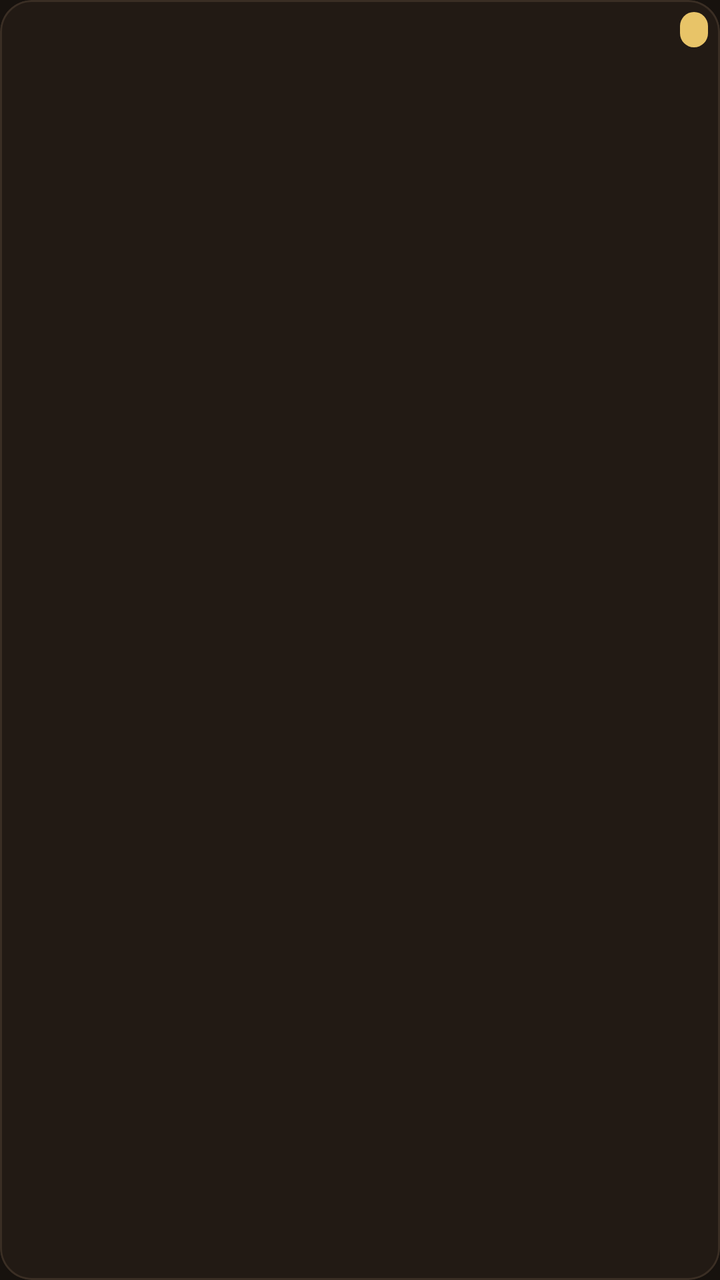
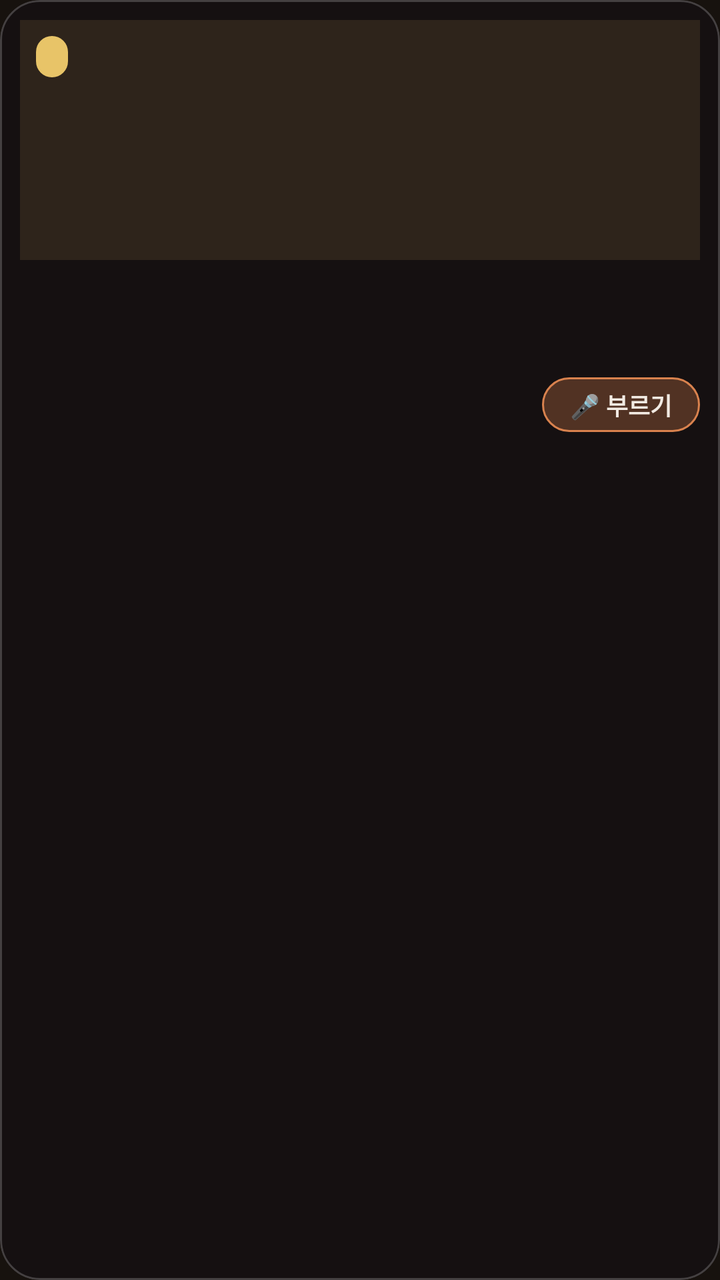

Screens rendered from an Android XML layout before and after an edit, with the pre-edit source and the edit as a unified diff.
<!-- AndroidManifest.xml: application theme Theme.Karaoke -->
<!-- res/layout/item_history_tile.xml -->
<?xml version="1.0" encoding="utf-8"?>
<com.google.android.material.card.MaterialCardView xmlns:android="http://schemas.android.com/apk/res/android"
    xmlns:app="http://schemas.android.com/apk/res-auto"
    android:layout_width="match_parent"
    android:layout_height="wrap_content"
    android:layout_margin="5dp"
    app:cardCornerRadius="16dp"
    app:cardElevation="0dp"
    app:cardBackgroundColor="@color/tj_panel"
    app:strokeColor="@color/tj_divider"
    app:strokeWidth="1dp">

    <LinearLayout
        android:layout_width="match_parent"
        android:layout_height="wrap_content"
        android:orientation="vertical">

        <FrameLayout
            android:layout_width="match_parent"
            android:layout_height="wrap_content">

            <ImageView
                android:id="@+id/tile_thumb"
                android:layout_width="match_parent"
                android:layout_height="wrap_content"
                android:adjustViewBounds="true"
                android:scaleType="centerCrop"
                android:background="@color/tj_panel_light"
                android:contentDescription="썸네일" />

            <TextView
                android:id="@+id/tile_score"
                android:layout_width="wrap_content"
                android:layout_height="wrap_content"
                android:layout_gravity="top|end"
                android:layout_margin="6dp"
                android:background="@drawable/bg_score_pill"
                android:paddingHorizontal="7dp"
                android:paddingVertical="2dp"
                android:textSize="10sp"
                android:textStyle="bold"
                android:textColor="@color/tj_bg_deep" />
        </FrameLayout>

        <TextView
            android:id="@+id/tile_title"
            android:layout_width="match_parent"
            android:layout_height="wrap_content"
            android:paddingHorizontal="10dp"
            android:paddingTop="8dp"
            android:paddingBottom="10dp"
            android:textSize="12sp"
            android:textStyle="bold"
            android:textColor="@color/tj_text_primary"
            android:maxLines="2"
            android:ellipsize="end" />
    </LinearLayout>
</com.google.android.material.card.MaterialCardView>
<!-- resources referenced by this layout -->
<resources>
  <color name="tj_bg_deep">#0E0A07</color>
  <color name="tj_divider">#3A2E24</color>
  <color name="tj_panel">#221A14</color>
  <color name="tj_panel_light">#2E241B</color>
  <color name="tj_text_primary">#F2EBE3</color>
  <!-- drawable bg_score_pill (drawable) -->
  <?xml version="1.0" encoding="utf-8"?>
  <shape xmlns:android="http://schemas.android.com/apk/res/android" android:shape="rectangle">
      <corners android:radius="10dp" />
      <solid android:color="@color/tj_gold" />
  </shape>
  <color name="tj_gold">#E8C468</color>
  <color name="tj_pink">#D9824E</color>
  <color name="tj_cyan">#E0B45A</color>
  <color name="tj_bg">#17120E</color>
  <color name="tj_text_secondary">#B0A392</color>
  <color name="tj_text_hint">#7A6E60</color>
  <style name="Widget.Karaoke.Button" parent="Widget.Material3.Button">
          <item name="cornerRadius">20dp</item>
          <item name="android:textAllCaps">false</item>
          <item name="android:textStyle">bold</item>
          <item name="backgroundTint">@color/tj_pink</item>
          <item name="android:textColor">@color/tj_text_primary</item>
      </style>
  <style name="Widget.Karaoke.Button.Outlined" parent="Widget.Material3.Button.OutlinedButton">
          <item name="cornerRadius">20dp</item>
          <item name="android:textAllCaps">false</item>
          <item name="android:textStyle">bold</item>
          <item name="strokeColor">@color/tj_divider</item>
          <item name="android:textColor">@color/tj_text_secondary</item>
      </style>
  <style name="Widget.Karaoke.EditText" parent="Widget.AppCompat.EditText">
          <item name="android:background">@drawable/bg_search_field</item>
          <item name="android:textColor">@color/tj_text_primary</item>
          <item name="android:textColorHint">@color/tj_text_hint</item>
          <item name="android:paddingStart">16dp</item>
          <item name="android:paddingEnd">16dp</item>
      </style>
  <style name="Widget.Karaoke.SeekBar" parent="Widget.AppCompat.SeekBar">
          <item name="android:thumb">@drawable/seek_thumb</item>
          <item name="android:minHeight">12dp</item>
          <item name="android:maxHeight">12dp</item>
          <item name="android:paddingTop">14dp</item>
          <item name="android:paddingBottom">14dp</item>
          <item name="android:paddingStart">20dp</item>
          <item name="android:paddingEnd">20dp</item>
          <item name="android:thumbOffset">10dp</item>
          <item name="android:splitTrack">false</item>
          <item name="android:progressTint">@color/tj_pink</item>
          <item name="android:progressBackgroundTint">@color/tj_panel_light</item>
      </style>
  <!-- drawable bg_search_field (drawable) -->
  <?xml version="1.0" encoding="utf-8"?>
  <shape xmlns:android="http://schemas.android.com/apk/res/android" android:shape="rectangle">
      <corners android:radius="24dp" />
      <solid android:color="@color/tj_panel" />
      <stroke android:width="2dp" android:color="@color/tj_cyan" />
  </shape>
  <!-- drawable seek_thumb (drawable) -->
  <?xml version="1.0" encoding="utf-8"?>
  <shape xmlns:android="http://schemas.android.com/apk/res/android" android:shape="oval">
      <solid android:color="@color/tj_pink" />
      <stroke android:width="3dp" android:color="@color/tj_text_primary" />
      <size android:width="34dp" android:height="34dp" />
  </shape>
  <!-- unchanged entries left out for length: 1 -->
</resources>

<!-- the commit's change to res/layout/item_history_tile.xml (unified diff, before → after) -->
@@ -3,17 +3,18 @@
     xmlns:app="http://schemas.android.com/apk/res-auto"
     android:layout_width="match_parent"
     android:layout_height="wrap_content"
-    android:layout_margin="5dp"
-    app:cardCornerRadius="16dp"
+    android:layout_margin="7dp"
+    app:cardCornerRadius="20dp"
     app:cardElevation="0dp"
-    app:cardBackgroundColor="@color/tj_panel"
-    app:strokeColor="@color/tj_divider"
+    app:cardBackgroundColor="@color/glass_card"
+    app:strokeColor="@color/glass_stroke"
     app:strokeWidth="1dp">
 
     <LinearLayout
         android:layout_width="match_parent"
         android:layout_height="wrap_content"
-        android:orientation="vertical">
+        android:orientation="vertical"
+        android:padding="10dp">
 
         <FrameLayout
             android:layout_width="match_parent"
@@ -22,22 +23,21 @@
             <ImageView
                 android:id="@+id/tile_thumb"
                 android:layout_width="match_parent"
-                android:layout_height="wrap_content"
-                android:adjustViewBounds="true"
+                android:layout_height="120dp"
                 android:scaleType="centerCrop"
                 android:background="@color/tj_panel_light"
-                android:contentDescription="썸네일" />
+                android:contentDescription="앨범" />
 
             <TextView
                 android:id="@+id/tile_score"
                 android:layout_width="wrap_content"
                 android:layout_height="wrap_content"
-                android:layout_gravity="top|end"
-                android:layout_margin="6dp"
+                android:layout_gravity="top|start"
+                android:layout_margin="8dp"
                 android:background="@drawable/bg_score_pill"
-                android:paddingHorizontal="7dp"
-                android:paddingVertical="2dp"
-                android:textSize="10sp"
+                android:paddingHorizontal="8dp"
+                android:paddingVertical="3dp"
+                android:textSize="11sp"
                 android:textStyle="bold"
                 android:textColor="@color/tj_bg_deep" />
         </FrameLayout>
@@ -46,13 +46,48 @@
             android:id="@+id/tile_title"
             android:layout_width="match_parent"
             android:layout_height="wrap_content"
-            android:paddingHorizontal="10dp"
-            android:paddingTop="8dp"
-            android:paddingBottom="10dp"
-            android:textSize="12sp"
+            android:paddingTop="10dp"
+            android:textSize="15sp"
             android:textStyle="bold"
             android:textColor="@color/tj_text_primary"
-            android:maxLines="2"
+            android:maxLines="1"
             android:ellipsize="end" />
+
+        <TextView
+            android:id="@+id/tile_artist"
+            android:layout_width="match_parent"
+            android:layout_height="wrap_content"
+            android:paddingTop="2dp"
+            android:textSize="12sp"
+            android:textColor="@color/tj_text_secondary"
+            android:maxLines="1"
+            android:ellipsize="end" />
+
+        <LinearLayout
+            android:layout_width="match_parent"
+            android:layout_height="wrap_content"
+            android:orientation="horizontal"
+            android:gravity="center_vertical"
+            android:paddingTop="10dp">
+
+            <TextView
+                android:id="@+id/tile_date"
+                android:layout_width="0dp"
+                android:layout_weight="1"
+                android:layout_height="wrap_content"
+                android:textSize="10sp"
+                android:textColor="@color/tj_text_hint" />
+
+            <TextView
+                android:layout_width="wrap_content"
+                android:layout_height="wrap_content"
+                android:background="@drawable/bg_sing_pill"
+                android:paddingHorizontal="14dp"
+                android:paddingVertical="5dp"
+                android:textSize="12sp"
+                android:textStyle="bold"
+                android:textColor="@color/tj_text_primary"
+                android:text="🎤 부르기" />
+        </LinearLayout>
     </LinearLayout>
 </com.google.android.material.card.MaterialCardView>
<!-- resource entries referenced after the edit -->
@@ -1,5 +1,7 @@
 <!-- resources referenced by this layout -->
 <resources>
+  <color name="glass_card">#7A140F16</color>
+  <color name="glass_stroke">#33FFFFFF</color>
   <color name="tj_bg_deep">#0E0A07</color>
   <color name="tj_divider">#3A2E24</color>
   <color name="tj_panel">#221A14</color>
@@ -10,6 +12,13 @@
   <shape xmlns:android="http://schemas.android.com/apk/res/android" android:shape="rectangle">
       <corners android:radius="10dp" />
       <solid android:color="@color/tj_gold" />
+  </shape>
+  <!-- drawable bg_sing_pill (drawable) -->
+  <?xml version="1.0" encoding="utf-8"?>
+  <shape xmlns:android="http://schemas.android.com/apk/res/android" android:shape="rectangle">
+      <corners android:radius="18dp" />
+      <solid android:color="#4DD9824E" />
+      <stroke android:width="1dp" android:color="@color/tj_pink" />
   </shape>
   <color name="tj_gold">#E8C468</color>
   <color name="tj_pink">#D9824E</color>
